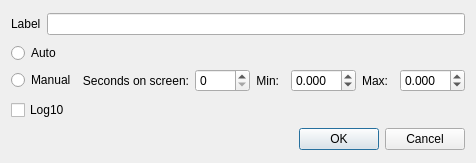
First picture: the form in lib/kb4/ui/rtplotwithlegend/axisconfig.ui, repository koshi8bit/lib, before the edit.
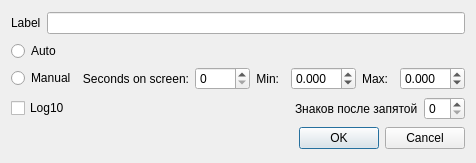
Second picture: the form after the edit. Custom widgets are drawn as their Qt base class.

Commit message: numberPrecision axis config

Patch:
```diff
--- a/lib/kb4/ui/rtplotwithlegend/axisconfig.ui
+++ b/lib/kb4/ui/rtplotwithlegend/axisconfig.ui
@@ -138,11 +138,38 @@
     </layout>
    </item>
    <item>
+    <layout class="QHBoxLayout" name="horizontalLayout_3">
+     <item>
     <widget class="QCheckBox" name="checkBoxLog10">
      <property name="text">
       <string>Log10</string>
      </property>
     </widget>
+     </item>
+     <item>
+      <spacer name="horizontalSpacer">
+       <property name="orientation">
+        <enum>Qt::Horizontal</enum>
+       </property>
+       <property name="sizeHint" stdset="0">
+        <size>
+         <width>40</width>
+         <height>20</height>
+        </size>
+       </property>
+      </spacer>
+     </item>
+     <item>
+      <widget class="QLabel" name="labelNumberPrecision">
+       <property name="text">
+        <string>Знаков после запятой</string>
+       </property>
+      </widget>
+     </item>
+     <item>
+      <widget class="QSpinBox" name="spinBoxNumberPrecision"/>
+     </item>
+    </layout>
    </item>
    <item>
     <widget class="QDialogButtonBox" name="buttonBox">
```
Lines whose indentation alone changed are shown as unchanged. The commit also changes 5 other files.
